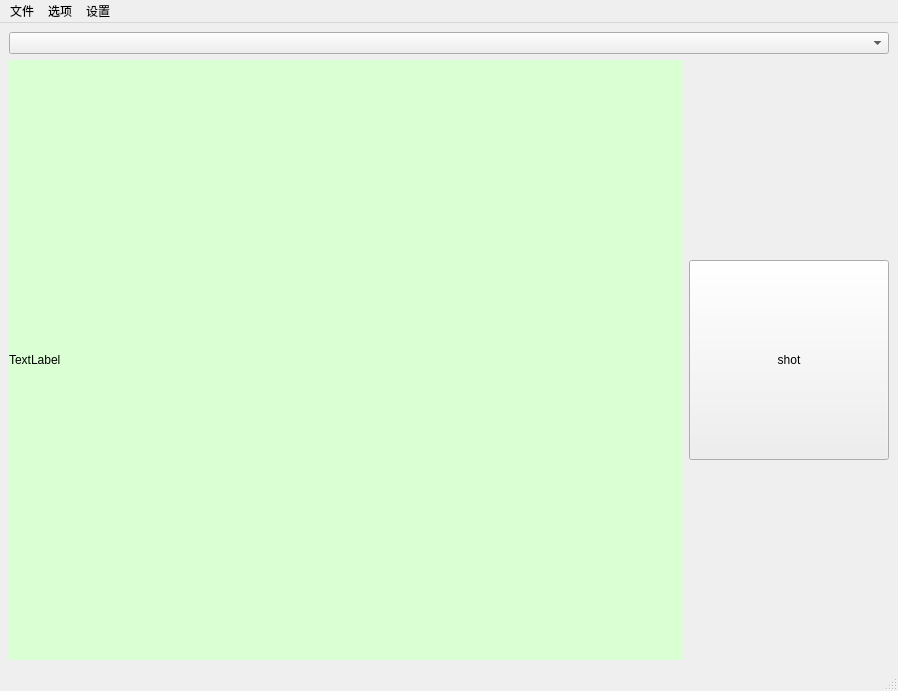
Old version of the form proj_app1_qUsbWedCamShot/src/mainwindow.ui in the repository roie22/sequence_qImgProjGUIRef.
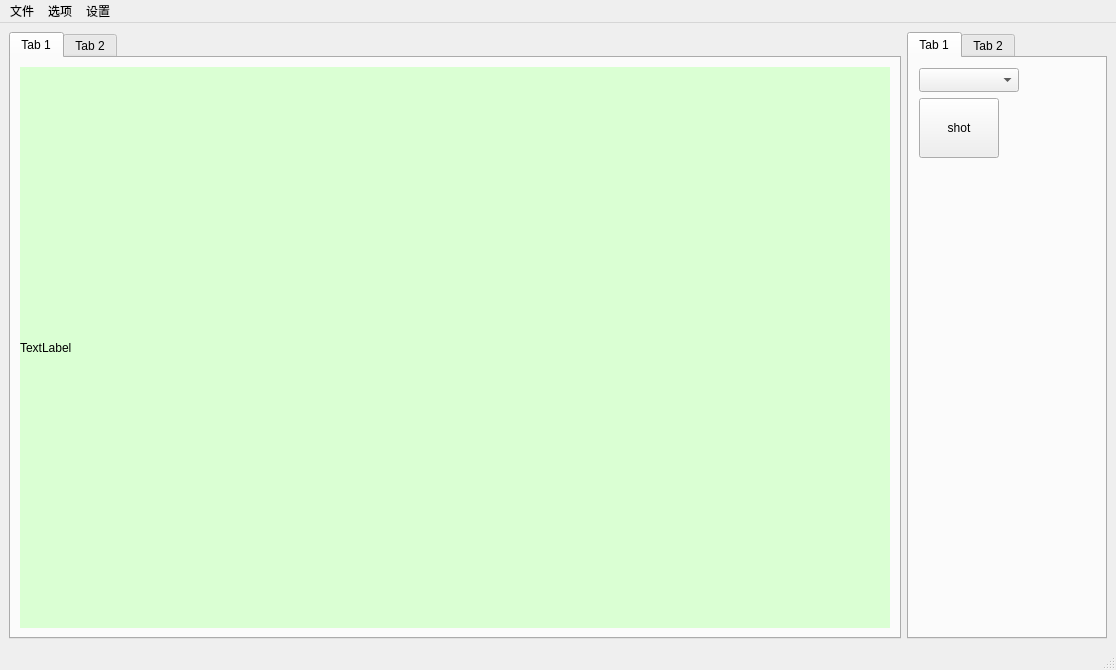
New version of the form.

Diff of the .ui file:
```diff
--- a/proj_app1_qUsbWedCamShot/src/mainwindow.ui
+++ b/proj_app1_qUsbWedCamShot/src/mainwindow.ui
@@ -6,38 +6,102 @@
    <rect>
     <x>0</x>
     <y>0</y>
-    <width>898</width>
-    <height>661</height>
+    <width>1116</width>
+    <height>670</height>
    </rect>
   </property>
   <property name="windowTitle">
    <string>MainWindow</string>
   </property>
   <widget class="QWidget" name="centralwidget">
-   <layout class="QVBoxLayout" name="verticalLayout">
+   <layout class="QHBoxLayout" name="horizontalLayout_2">
     <item>
-     <widget class="QComboBox" name="comboBoxCamId"/>
+     <widget class="QTabWidget" name="tabWidget_2">
+      <property name="minimumSize">
+       <size>
+        <width>60</width>
+        <height>60</height>
+       </size>
+      </property>
+      <widget class="QWidget" name="tab_3">
+       <attribute name="title">
+        <string>Tab 1</string>
+       </attribute>
+       <layout class="QHBoxLayout" name="horizontalLayout">
+        <item>
+         <widget class="QLabel" name="imageLabel">
+          <property name="minimumSize">
+           <size>
+            <width>60</width>
+            <height>60</height>
+           </size>
+          </property>
+          <property name="styleSheet">
+           <string notr="true">background-color: rgb(218, 255, 211);</string>
+          </property>
+          <property name="text">
+           <string>TextLabel</string>
+          </property>
+         </widget>
+        </item>
+       </layout>
+      </widget>
+      <widget class="QWidget" name="tab_4">
+       <attribute name="title">
+        <string>Tab 2</string>
+       </attribute>
+      </widget>
+     </widget>
     </item>
     <item>
-     <layout class="QHBoxLayout" name="horizontalLayout">
-      <item>
-       <widget class="QLabel" name="imageLabel">
+     <widget class="QTabWidget" name="tabWidget">
+      <property name="minimumSize">
+       <size>
+        <width>60</width>
+        <height>60</height>
+       </size>
+      </property>
+      <property name="maximumSize">
+       <size>
+        <width>200</width>
+        <height>16777215</height>
+       </size>
+      </property>
+      <widget class="QWidget" name="tab">
+       <attribute name="title">
+        <string>Tab 1</string>
+       </attribute>
+       <widget class="QComboBox" name="comboBoxCamId">
+        <property name="geometry">
+         <rect>
+          <x>10</x>
+          <y>10</y>
+          <width>100</width>
+          <height>24</height>
+         </rect>
+        </property>
         <property name="minimumSize">
          <size>
-          <width>600</width>
-          <height>600</height>
+          <width>100</width>
+          <height>24</height>
          </size>
         </property>
-        <property name="styleSheet">
-         <string notr="true">background-color: rgb(218, 255, 211);</string>
-        </property>
-        <property name="text">
-         <string>TextLabel</string>
+        <property name="maximumSize">
+         <size>
+          <width>200</width>
+          <height>24</height>
+         </size>
         </property>
        </widget>
-      </item>
-      <item>
        <widget class="QPushButton" name="pushButton">
+        <property name="geometry">
+         <rect>
+          <x>10</x>
+          <y>40</y>
+          <width>80</width>
+          <height>60</height>
+         </rect>
+        </property>
         <property name="minimumSize">
          <size>
           <width>60</width>
@@ -54,8 +118,13 @@
          <string>shot</string>
         </property>
        </widget>
-      </item>
-     </layout>
+      </widget>
+      <widget class="QWidget" name="tab_2">
+       <attribute name="title">
+        <string>Tab 2</string>
+       </attribute>
+      </widget>
+     </widget>
     </item>
    </layout>
   </widget>
@@ -64,8 +133,8 @@
     <rect>
      <x>0</x>
      <y>0</y>
-     <width>898</width>
-     <height>23</height>
+     <width>1116</width>
+     <height>21</height>
     </rect>
    </property>
    <widget class="QMenu" name="menu">
```
